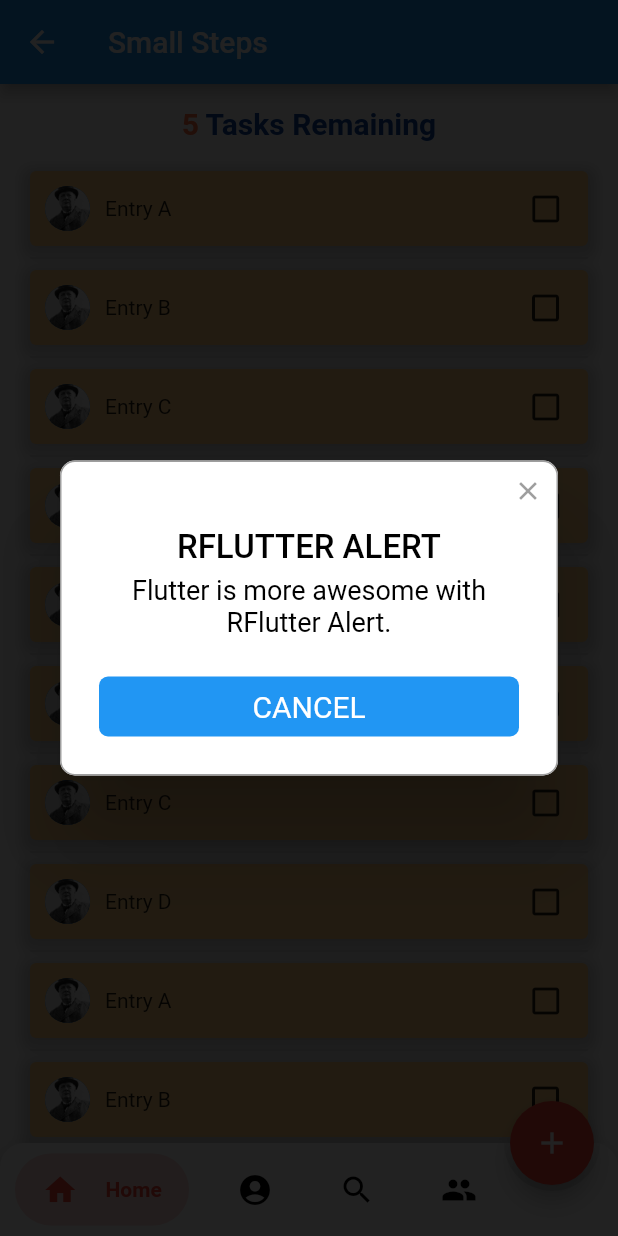
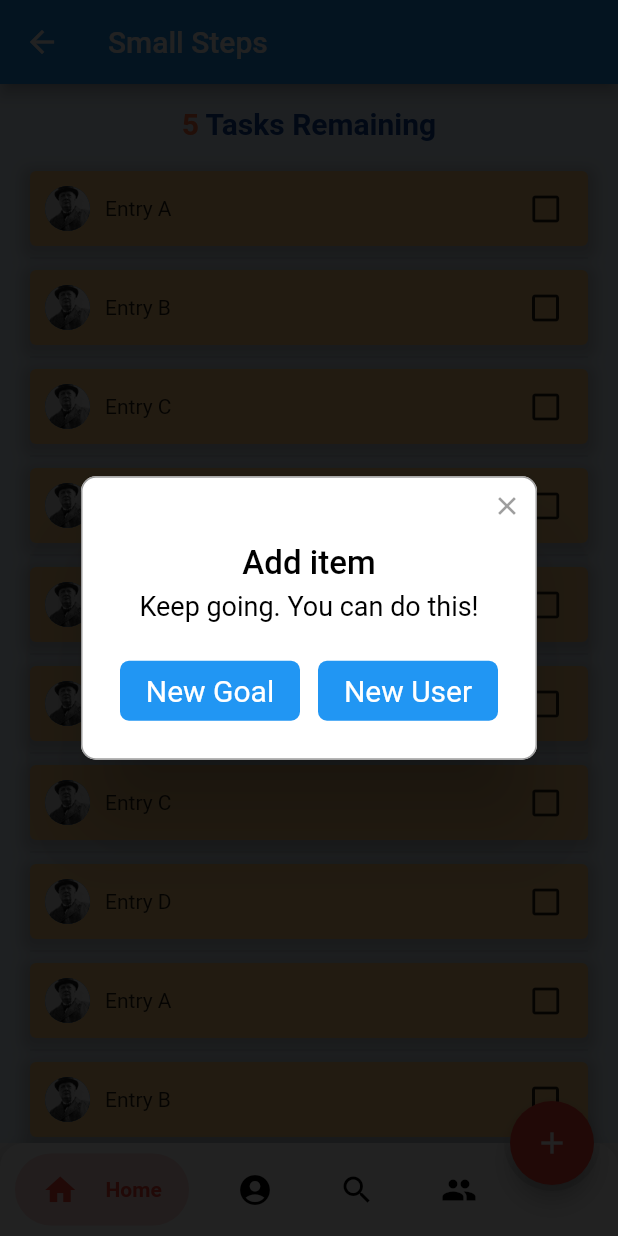
Before and after one commit to vermaapoorva/IC-Hello-World, a Flutter app: the MyHomePage screen opened directly, after a tap on the "add" icon, on a phone screen of 412 x 824 dp. Run offline on Flutter 3.47's test engine with Material 2 defaults, Android fonts, the light colour scheme and no system bars; drawn by our look-alikes of bubble_bottom_bar, rflutter_alert; our stand-ins replace flutter_login.

Commit message:
Added add item button functionality

```diff
--- a/front-end/lib/pages/Goals.dart
+++ b/front-end/lib/pages/Goals.dart
@@ -30,6 +30,7 @@ class _GoalsState extends State<Goals> {
   @override
   Widget build(BuildContext context) {
     return Scaffold(
+      backgroundColor: Colors.blue[50],
       body: Column(
         mainAxisAlignment: MainAxisAlignment.spaceEvenly,
         children: [
--- a/front-end/lib/pages/Groups.dart
+++ b/front-end/lib/pages/Groups.dart
@@ -9,7 +9,7 @@ class Groups extends StatefulWidget {
 }
 
 class _GroupsState extends State<Groups> {
-  final List<String> entries = ["Running", "Gym Training", "Mediation", "Yoga"];
+  final List<String> entries = ["Running", "Gym Training", "Mediation", "Yoga", "Walk the Dog"];
 
   // List entries =
   // @override
@@ -53,6 +53,8 @@ class _GroupsState extends State<Groups> {
                 ),
                 child: Center(
                   child: Card(
+
+                    color: Colors.green[100],
                     child: Column(
                       mainAxisSize: MainAxisSize.min,
                       children: <Widget>[
--- a/front-end/lib/pages/HomePage.dart
+++ b/front-end/lib/pages/HomePage.dart
@@ -6,6 +6,8 @@ import 'package:goal_app/pages/SearchPage.dart';
 import 'package:goal_app/pages/Goals.dart';
 import 'package:goal_app/pages/PlaceholderWidget.dart';
 import 'package:goal_app/pages/Groups.dart';
+import 'package:goal_app/pages/SingleGroup.dart';
+import 'package:goal_app/pages/SingleGoal.dart';
 import 'package:rflutter_alert/rflutter_alert.dart';
 
 class MyHomePage extends StatefulWidget {
@@ -45,8 +47,38 @@ class _MyHomePageState extends State<MyHomePage> {
     _onAlertPressed(context) {
       Alert(
         context: context,
-        title: "RFLUTTER ALERT",
-        desc: "Flutter is more awesome with RFlutter Alert.",
+        title: "Add item",
+        desc: "Keep going. You can do this!",
+        buttons: [
+          DialogButton(
+            child: Text(
+              "New Goal",
+              style: TextStyle(color: Colors.white, fontSize: 20),
+            ),
+            onPressed: () =>
+              Navigator.push(
+                context,
+                MaterialPageRoute(
+                  builder: (context) => SingleGoal()
+                )
+              ),// Navigator.pop(context),
+            width: 120,
+          ),
+          DialogButton(
+            child: Text(
+              "New User",
+              style: TextStyle(color: Colors.white, fontSize: 20),
+            ),
+            onPressed: () =>
+              Navigator.push(
+                context,
+                MaterialPageRoute(
+                    builder: (context) => SingleGroup()
+                )
+              ),// Navigator.pop(context),
+            width: 120,
+          )
+        ],
       ).show();
     }
 
```
